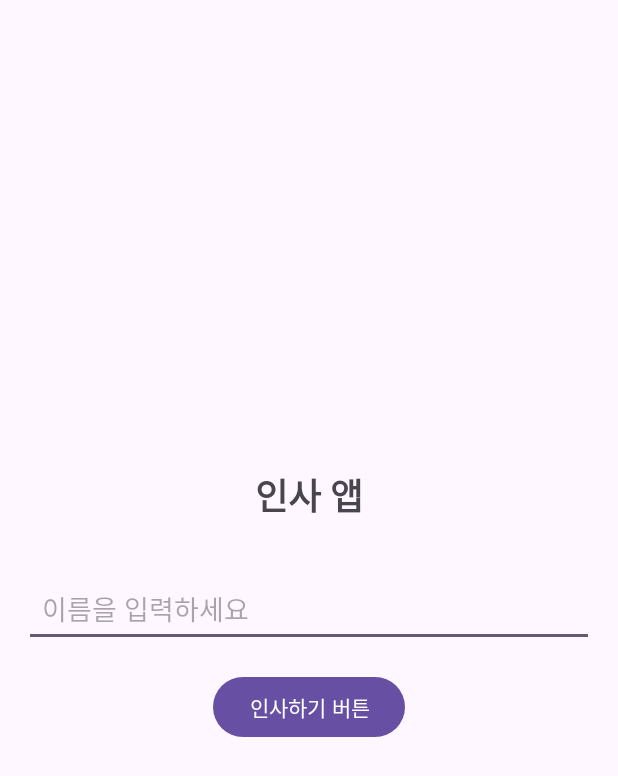
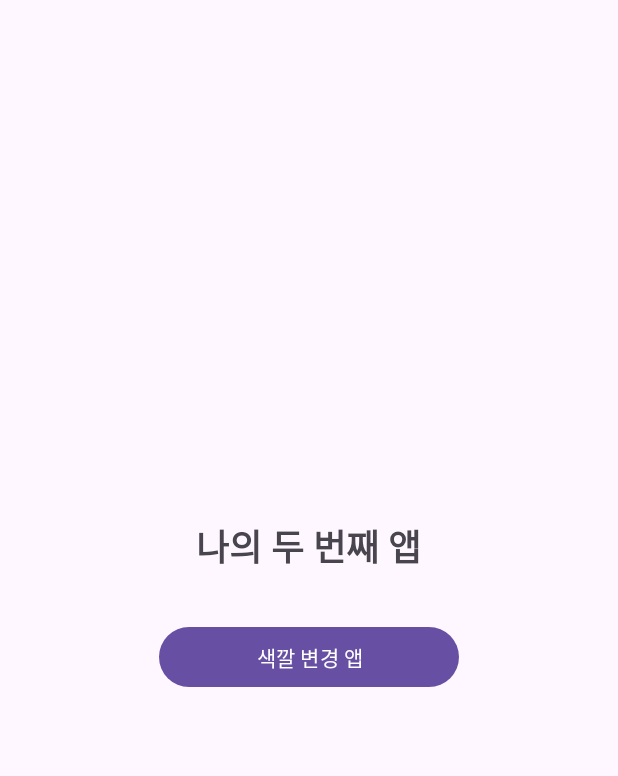
Before and after one commit to ggani0/kotlin-2025B, an Android app: the screen it shows after launch (MainActivity), on a phone screen of 412 x 824 dp. Shown: the top 776 px of the screen. Run offline under Robolectric (Android 15) with nearby library versions, the phone set to English and light mode, and no system bars.

Commit message:
week04 : Color Changer App v0.1

```diff
--- a/AppWeek04/app/src/main/AndroidManifest.xml
+++ b/AppWeek04/app/src/main/AndroidManifest.xml
@@ -20,6 +20,10 @@
                 <category android:name="android.intent.category.LAUNCHER" />
             </intent-filter>
         </activity>
+        <activity
+            android:name=".ColorActivity"
+            android:exported="false"
+            />
     </application>
 
 </manifest>
--- a/AppWeek04/app/src/main/java/com/appweek04/MainActivity.kt
+++ b/AppWeek04/app/src/main/java/com/appweek04/MainActivity.kt
@@ -1,36 +1,19 @@
 package com.appweek04
 
 import android.os.Bundle
-import android.util.Log
-import android.view.View
+import androidx.appcompat.app.AppCompatActivity
 import android.widget.Button
-import android.widget.EditText
-import android.widget.TextView
-import androidx.appcompat.app.AppCompatActivity
-
+import android.content.Intent
 
 class MainActivity : AppCompatActivity() {
     override fun onCreate(savedInstanceState: Bundle?) {
         super.onCreate(savedInstanceState)
         setContentView(R.layout.activity_main)
 
-        val editTextName = findViewById<EditText>(R.id.editTextName)
-        val buttonGreet = findViewById<Button>(R.id.buttonGreet)
-        val textViewGreeting = findViewById<TextView>(R.id.textViewGreeting)
+        val buttonColor = findViewById<Button>(R.id.buttonColor)
 
-        buttonGreet.setOnClickListener{
-            val name = editTextName.text.toString().trim()
-
-            var greeting : String = ""
-            if(name.isNotEmpty()) {
-                greeting = "안녕, ${name}님"
-
-            }else{
-                greeting = "너의 이름은?"
-            }
-            textViewGreeting.text = greeting
-            textViewGreeting.visibility = View.VISIBLE
-            Log.d("KotlinWeek04App", greeting)
+        buttonColor.setOnClickListener {
+            startActivity(Intent(this, ColorActivity::class.java))
         }
     }
 }
--- a/AppWeek04/app/src/main/res/layout/activity_main.xml
+++ b/AppWeek04/app/src/main/res/layout/activity_main.xml
@@ -1,6 +1,5 @@
 <?xml version="1.0" encoding="utf-8"?>
 <LinearLayout xmlns:android="http://schemas.android.com/apk/res/android"
-
     android:layout_width="match_parent"
     android:layout_height="match_parent"
     android:orientation="vertical"
@@ -10,37 +9,16 @@
     <TextView
         android:layout_width="wrap_content"
         android:layout_height="wrap_content"
-        android:text="인사 앱"
+        android:text="나의 두 번째 앱"
         android:textSize="24sp"
         android:textStyle="bold"
-        android:layout_marginBottom="32dp"
-     />
-
-    <EditText
-        android:id="@+id/editTextName"
-        android:layout_width="match_parent"
-        android:layout_height="wrap_content"
-        android:hint="이름을 입력하세요"
-        android:layout_marginBottom="16dp"
-        android:padding="12dp"
-        android:minHeight="48dp"
-        />
+        android:layout_marginBottom="32dp"/>
 
     <Button
-        android:id="@+id/buttonGreet"
-        android:layout_width="wrap_content"
+        android:id="@+id/buttonColor"
+        android:layout_width="200dp"
         android:layout_height="wrap_content"
-        android:text="인사하기 버튼"
-        android:layout_marginBottom="16dp"
-        />
-
-    <TextView
-        android:id="@+id/textViewGreeting"
-        android:layout_width="wrap_content"
-        android:layout_height="wrap_content"
-        android:textSize="18sp"
-        android:textStyle="bold"
-        android:visibility="gone"
-        />
+        android:text="색깔 변경 앱"
+        android:layout_marginBottom="16dp"/>
 
 </LinearLayout>
```
Also changed, not shown: AppWeek04/app/src/main/java/com/appweek04/ColorActivity.kt (added, +46 -0 lines), AppWeek04/app/src/main/res/layout/activity_color.xml (added, +65 -0 lines).
